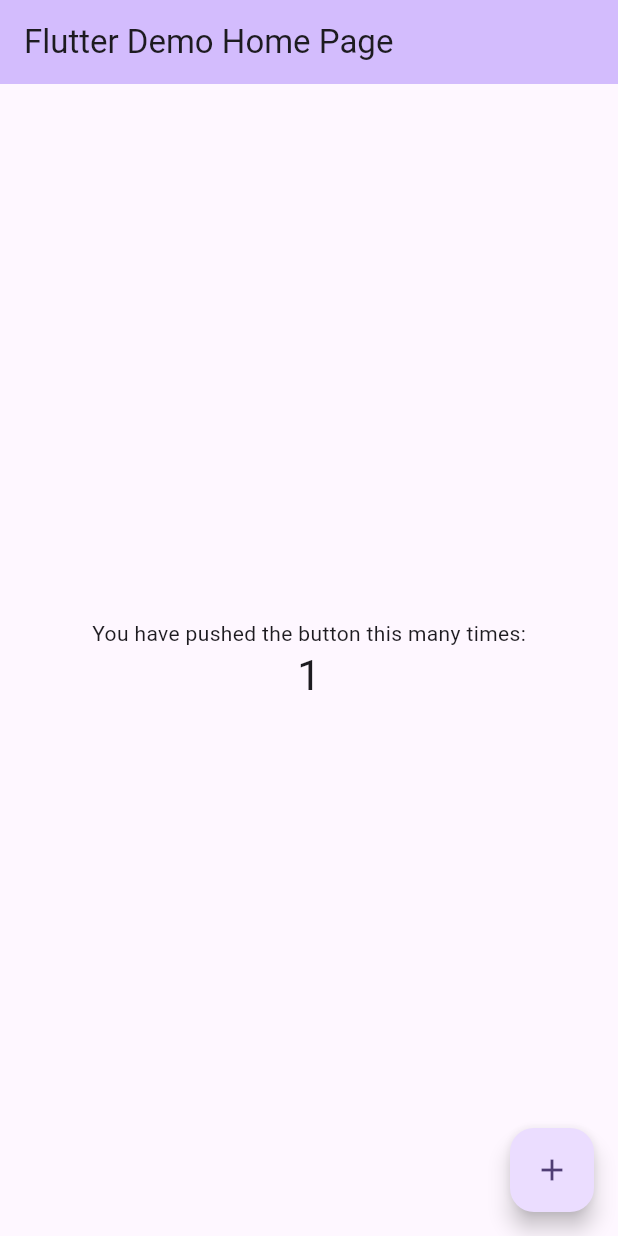
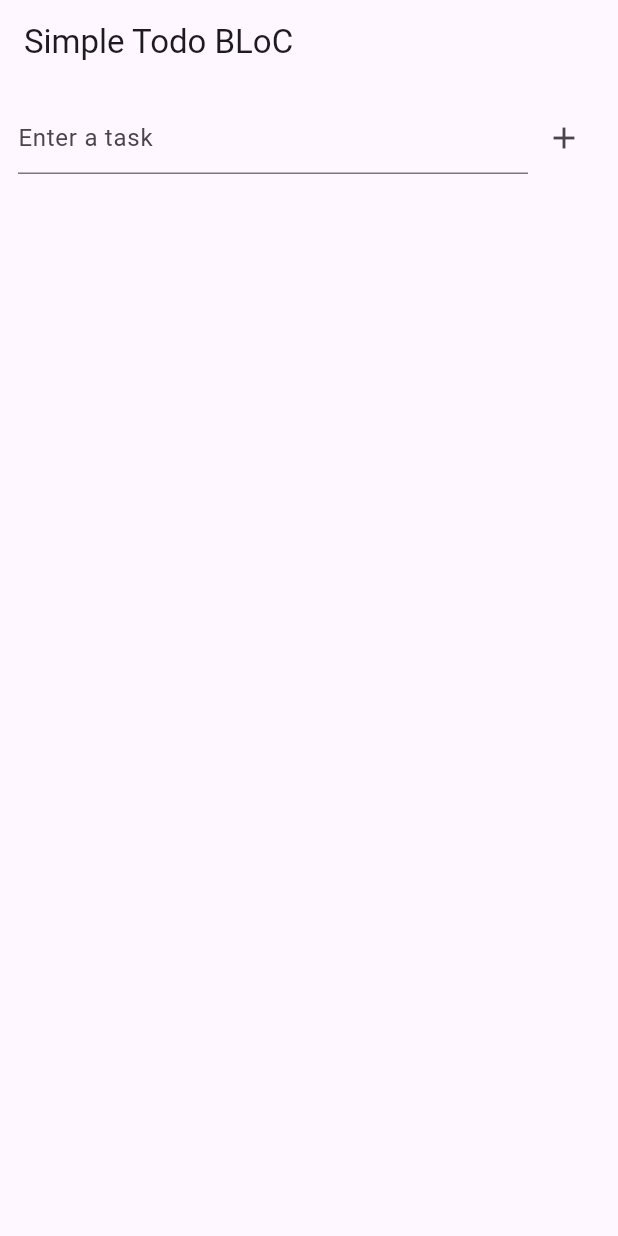
Before and after one commit to CodeWithAmmar1/bLoC-TODO, a Flutter app: the screen it shows after launch, after a tap on the "add" icon, on a phone screen of 412 x 824 dp. Run offline on Flutter 3.47's test engine with Material 3 defaults, Android fonts, the phone set to English and light mode, and no system bars; our stand-ins replace flutter_bloc.

Commit message:
making todobloc

```diff
--- a/lib/main.dart
+++ b/lib/main.dart
@@ -1,122 +1,78 @@
+import 'package:app/model/model.dart';
+import 'package:app/todo_bloc.dart';
+import 'package:app/todo_event.dart';
 import 'package:flutter/material.dart';
+import 'package:flutter_bloc/flutter_bloc.dart';
 
 void main() {
-  runApp(const MyApp());
+  runApp(BlocProvider(
+    create: (_) => TodoBloc(),
+    child: MaterialApp(home: TodoApp()),
+  ));
 }
 
-class MyApp extends StatelessWidget {
-  const MyApp({super.key});
+class TodoApp extends StatelessWidget {
+  final TextEditingController controller = TextEditingController();
 
-  // This widget is the root of your application.
   @override
   Widget build(BuildContext context) {
-    return MaterialApp(
-      title: 'Flutter Demo',
-      theme: ThemeData(
-        // This is the theme of your application.
-        //
-        // TRY THIS: Try running your application with "flutter run". You'll see
-        // the application has a purple toolbar. Then, without quitting the app,
-        // try changing the seedColor in the colorScheme below to Colors.green
-        // and then invoke "hot reload" (save your changes or press the "hot
-        // reload" button in a Flutter-supported IDE, or press "r" if you used
-        // the command line to start the app).
-        //
-        // Notice that the counter didn't reset back to zero; the application
-        // state is not lost during the reload. To reset the state, use hot
-        // restart instead.
-        //
-        // This works for code too, not just values: Most code changes can be
-        // tested with just a hot reload.
-        colorScheme: ColorScheme.fromSeed(seedColor: Colors.deepPurple),
+    final todoBloc = context.read<TodoBloc>();
+
+    return Scaffold(
+      appBar: AppBar(title: Text('Simple Todo BLoC')),
+      body: Column(
+        children: [
+          Padding(
+            padding: EdgeInsets.all(12),
+            child: Row(
+              children: [
+                Expanded(
+                  child: TextField(
+                    controller: controller,
+                    decoration: InputDecoration(hintText: 'Enter a task'),
+                  ),
+                ),
+                IconButton(
+                  icon: Icon(Icons.add),
+                  onPressed: () {
+                    if (controller.text.trim().isNotEmpty) {
+                      todoBloc.add(AddTodo(controller.text.trim()));
+                      controller.clear();
+                    }
+                  },
+                ),
+              ],
+            ),
+          ),
+          Expanded(
+            child: BlocBuilder<TodoBloc, List<Todo>>(
+              builder: (context, todos) => ListView.builder(
+                itemCount: todos.length,
+                itemBuilder: (context, index) => ListTile(
+                  title: Text(
+                    todos[index].title,
+                    style: TextStyle(
+                      decoration: todos[index].isDone
+                          ? TextDecoration.lineThrough
+                          : null,
+                    ),
+                  ),
+                  leading: Checkbox(
+                    value: todos[index].isDone,
+                    onChanged: (_) {
+                      todoBloc.add(ToggleTodo(index));
+                    },
+                  ),
+                  trailing: IconButton(
+                    icon: Icon(Icons.delete),
+                    onPressed: () => todoBloc.add(DeleteTodo(index)),
+                  ),
+                ),
+              ),
+            ),
+          ),
+        ],
       ),
-      home: const MyHomePage(title: 'Flutter Demo Home Page'),
     );
   }
 }
-
-class MyHomePage extends StatefulWidget {
-  const MyHomePage({super.key, required this.title});
-
-  // This widget is the home page of your application. It is stateful, meaning
-  // that it has a State object (defined below) that contains fields that affect
-  // how it looks.
-
-  // This class is the configuration for the state. It holds the values (in this
-  // case the title) provided by the parent (in this case the App widget) and
-  // used by the build method of the State. Fields in a Widget subclass are
-  // always marked "final".
-
-  final String title;
-
-  @override
-  State<MyHomePage> createState() => _MyHomePageState();
-}
-
-class _MyHomePageState extends State<MyHomePage> {
-  int _counter = 0;
-
-  void _incrementCounter() {
-    setState(() {
-      // This call to setState tells the Flutter framework that something has
-      // changed in this State, which causes it to rerun the build method below
-      // so that the display can reflect the updated values. If we changed
-      // _counter without calling setState(), then the build method would not be
-      // called again, and so nothing would appear to happen.
-      _counter++;
-    });
-  }
-
-  @override
-  Widget build(BuildContext context) {
-    // This method is rerun every time setState is called, for instance as done
-    // by the _incrementCounter method above.
-    //
-    // The Flutter framework has been optimized to make rerunning build methods
-    // fast, so that you can just rebuild anything that needs updating rather
-    // than having to individually change instances of widgets.
-    return Scaffold(
-      appBar: AppBar(
-        // TRY THIS: Try changing the color here to a specific color (to
-        // Colors.amber, perhaps?) and trigger a hot reload to see the AppBar
-        // change color while the other colors stay the same.
-        backgroundColor: Theme.of(context).colorScheme.inversePrimary,
-        // Here we take the value from the MyHomePage object that was created by
-        // the App.build method, and use it to set our appbar title.
-        title: Text(widget.title),
-      ),
-      body: Center(
-        // Center is a layout widget. It takes a single child and positions it
-        // in the middle of the parent.
-        child: Column(
-          // Column is also a layout widget. It takes a list of children and
-          // arranges them vertically. By default, it sizes itself to fit its
-          // children horizontally, and tries to be as tall as its parent.
-          //
-          // Column has various properties to control how it sizes itself and
-          // how it positions its children. Here we use mainAxisAlignment to
-          // center the children vertically; the main axis here is the vertical
-          // axis because Columns are vertical (the cross axis would be
-          // horizontal).
-          //
-          // TRY THIS: Invoke "debug painting" (choose the "Toggle Debug Paint"
-          // action in the IDE, or press "p" in the console), to see the
-          // wireframe for each widget.
-          mainAxisAlignment: MainAxisAlignment.center,
-          children: <Widget>[
-            const Text('You have pushed the button this many times:'),
-            Text(
-              '$_counter',
-              style: Theme.of(context).textTheme.headlineMedium,
-            ),
-          ],
-        ),
-      ),
-      floatingActionButton: FloatingActionButton(
-        onPressed: _incrementCounter,
-        tooltip: 'Increment',
-        child: const Icon(Icons.add),
-      ), // This trailing comma makes auto-formatting nicer for build methods.
-    );
-  }
-}
--- /dev/null
+++ b/lib/todo_bloc.dart
@@ -0,0 +1,25 @@
+import 'package:app/model/model.dart';
+import 'package:flutter_bloc/flutter_bloc.dart';
+
+import 'todo_event.dart';
+
+class TodoBloc extends Bloc<TodoEvent, List<Todo>> {
+  TodoBloc() : super([]) {
+    on<AddTodo>((event, emit) {
+      final newList = List<Todo>.from(state);
+      newList.add(Todo(title: event.title));
+      emit(newList);
+    });
+
+    on<ToggleTodo>((event, emit) {
+      final newList = List<Todo>.from(state);
+      newList[event.index].isDone = !newList[event.index].isDone;
+      emit(newList);
+    });
+
+    on<DeleteTodo>((event, emit) {
+      final newList = List<Todo>.from(state)..removeAt(event.index);
+      emit(newList);
+    });
+  }
+}
--- a/pubspec.yaml
+++ b/pubspec.yaml
@@ -34,6 +34,7 @@ dependencies:
   # The following adds the Cupertino Icons font to your application.
   # Use with the CupertinoIcons class for iOS style icons.
   cupertino_icons: ^1.0.8
+  flutter_bloc: ^9.1.1
 
 dev_dependencies:
   flutter_test:
```
Also changed, not shown: pubspec.lock.
